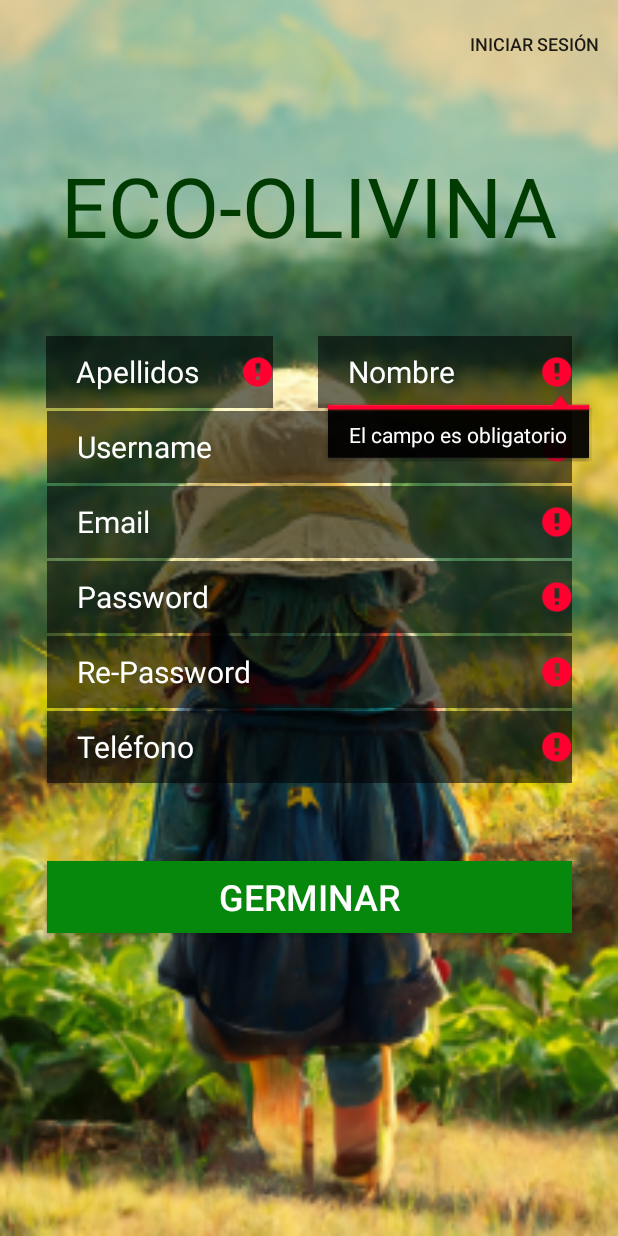
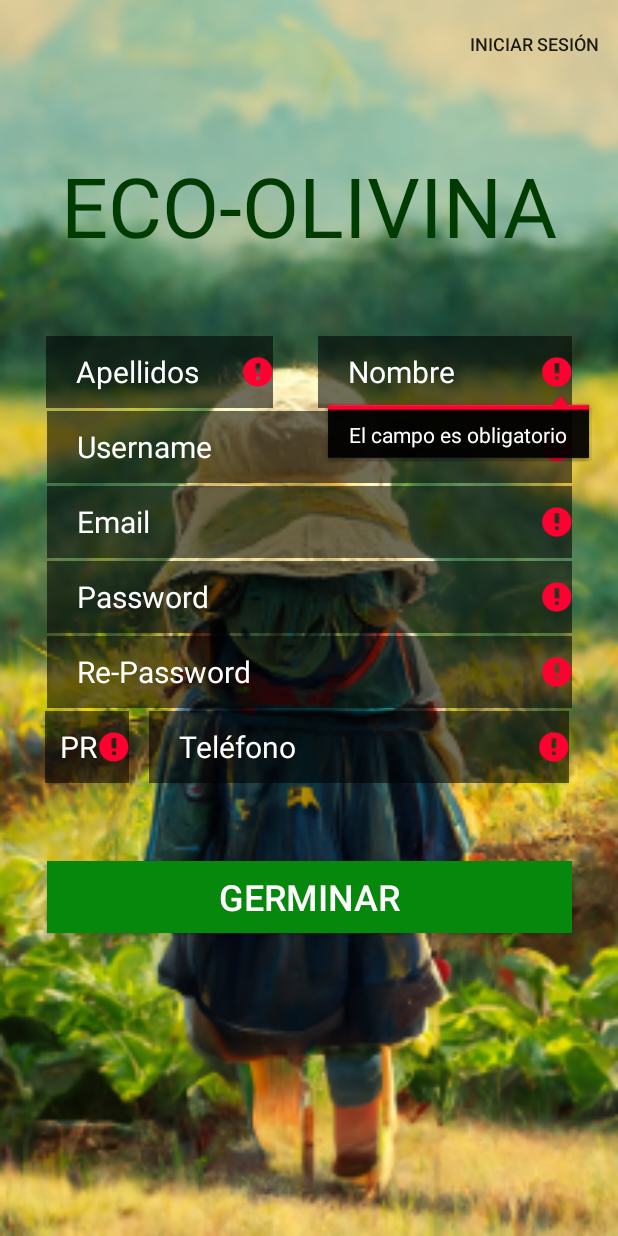
Before and after one commit to DoramasLemes/Ecolivina, an Android app: the RegisterActivity screen opened directly, with no data from a screen before it, after a tap on "GERMINAR", on a phone screen of 412 x 824 dp. Run offline under Robolectric (Android 15) with nearby library versions, the phone set to English and light mode, and no system bars; our stand-ins replace Volley.

```diff
--- a/app/src/main/java/com/example/ecolivina/data/AdapterProductos.java
+++ b/app/src/main/java/com/example/ecolivina/data/AdapterProductos.java
@@ -52,7 +52,7 @@ public class AdapterProductos extends RecyclerView.Adapter<AdapterProductos.View
                     //Obtener la posición del elemento seleccionado
                     int position = holder.getAdapterPosition();
 
-                    //Obtener los datos correspondientes del elemento seleccionado en la lista de tipos
+                    //Obtener los datos correspondientes del elemento seleccionado en la lista
                     String nombreProducto = (String) listaProductos.get(position).get(1);
                     String precioProducto = (String) listaProductos.get(position).get(2);
                     String pesoProducto = (String) listaProductos.get(position).get(3);
--- a/app/src/main/java/com/example/ecolivina/data/RegisterActivity.java
+++ b/app/src/main/java/com/example/ecolivina/data/RegisterActivity.java
@@ -19,11 +19,13 @@ import com.example.ecolivina.R;
 
 import java.util.HashMap;
 import java.util.Map;
+import java.util.regex.Matcher;
+import java.util.regex.Pattern;
 
 public class RegisterActivity extends AppCompatActivity {
 
     //Declaración de las variables necesarias
-    EditText name, apellidos, username, email, password, password2, telefono;
+    EditText name, apellidos, username, email, password, password2, prefix, telefono;
     Button btn_register;
 
     @Override
@@ -38,6 +40,7 @@ public class RegisterActivity extends AppCompatActivity {
         email = findViewById(R.id.emailRegister);
         password = findViewById(R.id.passwordRegister);
         password2 = findViewById(R.id.passwordRepeatRegister);
+        prefix = findViewById(R.id.prefijoRegister);
         telefono = findViewById(R.id.telefonoRegister);
         btn_register = findViewById(R.id.btnRegister);
 
@@ -46,7 +49,7 @@ public class RegisterActivity extends AppCompatActivity {
 
             // Creamos el Array de todos los campos
             EditText[] listCampos = {name, apellidos, username, email
-                    , apellidos, email, password, password2, telefono};
+                    , apellidos, password, password2, prefix, telefono};
 
             //Iteramos el array para ver si hay algun campo vacio
             for (EditText listCampo : listCampos) {
@@ -55,6 +58,10 @@ public class RegisterActivity extends AppCompatActivity {
                     //Añadimos el error y avisamos al usuario
                     listCampo.setError("El campo es obligatorio");
                     Toast.makeText(RegisterActivity.this, "Los campos son obligatorios", Toast.LENGTH_SHORT).show();
+                }else if(!verificarEmail(email.getText().toString())){
+                    //Si el email no es valido, avisamos al usuario
+                    email.setError("El email no es valido");
+                    Toast.makeText(RegisterActivity.this, "El email no es valido", Toast.LENGTH_SHORT).show();
                 }else if (password.getText().toString().equals(password2.getText().toString())){
                     //Si las contraseñas son iguales, ejecutamos el servicio
                     ejecutarServicio("http://10.0.2.2/ecoLivina/registrar_usuario.php");
@@ -66,6 +73,15 @@ public class RegisterActivity extends AppCompatActivity {
                 }
             }
         });
+    }
+
+    private Boolean verificarEmail(String email){
+        // Patrón para validar el email
+        Pattern pattern = Pattern
+                .compile("^(.+)@(.+)$");
+
+        Matcher mather = pattern.matcher(email);
+        return mather.find();
     }
 
     //Metodo para registrar un usuario en MySQL
@@ -91,13 +107,14 @@ public class RegisterActivity extends AppCompatActivity {
             //Añadimos los parametros que vamos a enviar al servidor
             @Override
             protected Map<String, String> getParams() {
+                String telefonoCompleto = prefix.getText().toString().concat(telefono.getText().toString());
                 Map<String, String> parametros = new HashMap<>();
                 parametros.put("nombre", name.getText().toString());
                 parametros.put("apellidos", apellidos.getText().toString());
                 parametros.put("username", username.getText().toString());
                 parametros.put("email", email.getText().toString());
                 parametros.put("password", password.getText().toString());
-                parametros.put("telefono", telefono.getText().toString());
+                parametros.put("telefono", telefonoCompleto);
                 return parametros;
             }
         };
--- a/app/src/main/res/layout/activity_register.xml
+++ b/app/src/main/res/layout/activity_register.xml
@@ -164,22 +164,25 @@
 
     <EditText
         android:id="@+id/telefonoRegister"
-        android:layout_width="350dp"
-        android:layout_height="48dp"
+        android:layout_width="280dp"
+        android:layout_height="wrap_content"
+        android:layout_marginStart="10dp"
         android:layout_marginTop="300dp"
-        android:autofillHints="Edad"
+        android:layout_marginEnd="30dp"
+        android:autofillHints="Telefono"
         android:background="@color/black"
         android:backgroundTint="#90000000"
-        android:textColor="#FFFFFF"
+        android:maxLength="11"
         android:ems="10"
         android:hint="@string/prompt_telefonoRegister"
         android:inputType="number"
         android:minHeight="48dp"
         android:paddingStart="20dp"
+        android:textColor="#FFFFFF"
         android:textColorHint="#FFFFFF"
         android:textSize="20sp"
         app:layout_constraintEnd_toEndOf="parent"
-        app:layout_constraintStart_toStartOf="parent"
+        app:layout_constraintStart_toEndOf="@+id/prefijoRegister"
         app:layout_constraintTop_toBottomOf="@+id/titleRegister"
         tools:ignore="MissingConstraints,RtlSymmetry" />
 
@@ -200,4 +203,25 @@
         app:layout_constraintTop_toBottomOf="@+id/titleRegister"
         tools:ignore="VisualLintButtonSize" />
 
+    <EditText
+        android:id="@+id/prefijoRegister"
+        android:layout_width="56dp"
+        android:layout_height="wrap_content"
+        android:layout_marginStart="30dp"
+        android:layout_marginTop="300dp"
+        android:autofillHints="Telefono"
+        android:background="@color/black"
+        android:backgroundTint="#90000000"
+        android:maxLength="3"
+        android:ems="10"
+        android:hint="PRE"
+        android:inputType="number"
+        android:minHeight="48dp"
+        android:paddingStart="10dp"
+        android:textColor="#FFFFFF"
+        android:textColorHint="#FFFFFF"
+        android:textSize="20sp"
+        app:layout_constraintStart_toStartOf="parent"
+        app:layout_constraintTop_toBottomOf="@+id/titleRegister" />
+
 </androidx.constraintlayout.widget.ConstraintLayout>
```
